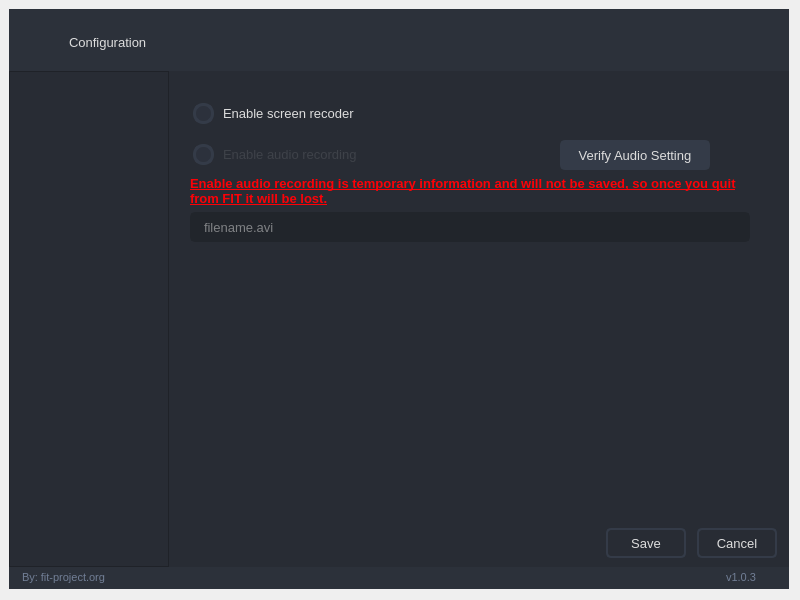
Old version of the form fit_configurations/ui/configuration.ui in the repository fit-project/fit-configurations.
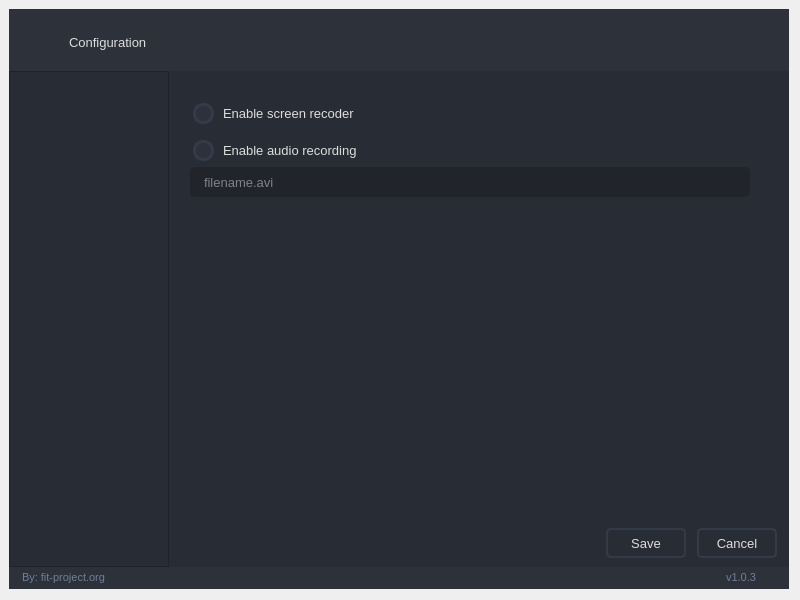
New version of the form. The open tabs and pages were chosen to show the change. Icons and pictures are not drawn.

Commit message:
feat(screen-recorder): persist audio and video settings in database
Replace the screen recorder runtime-only audio toggle with persisted model fields.
Rename `enabled` to `enabled_video`, add `enabled_audio`, and add a legacy
SQLite migration to preserve existing data.

Also remove the audio verification dialog/UI and update screen recorder tests
to match the new persisted configuration flow.

```diff
--- a/fit_configurations/ui/configuration.ui
+++ b/fit_configurations/ui/configuration.ui
@@ -2280,10 +2280,7 @@
                                 <number>0</number>
                                </property>
                                <item>
-                                <widget class="QCheckBox" name="enable_audio_recording">
-                                 <property name="enabled">
-                                  <bool>false</bool>
-                                 </property>
+                               <widget class="QCheckBox" name="enable_audio_recording">
                                  <property name="text">
                                   <string>Enable audio recording</string>
                                  </property>
@@ -2305,31 +2302,6 @@
                                  </property>
                                 </spacer>
                                </item>
-                               <item>
-                                <widget class="QPushButton" name="verify_audio_setting_button">
-                                 <property name="enabled">
-                                  <bool>true</bool>
-                                 </property>
-                                 <property name="minimumSize">
-                                  <size>
-                                   <width>150</width>
-                                   <height>30</height>
-                                  </size>
-                                 </property>
-                                 <property name="cursor">
-                                  <cursorShape>PointingHandCursor</cursorShape>
-                                 </property>
-                                 <property name="styleSheet">
-                                  <string notr="true">QPushButton {
-	background-color: rgb(52, 59, 72);
-}
-QPushButton::disabled {background-color: rgb(52, 59, 72); color: rgba(255, 255, 255, 10%) }</string>
-                                 </property>
-                                 <property name="text">
-                                  <string>Verify Audio Setting</string>
-                                 </property>
-                                </widget>
-                               </item>
                                <item>
                                 <spacer name="horizontalSpacer_2">
                                  <property name="orientation">
@@ -2349,23 +2321,7 @@
                               </layout>
                              </widget>
                             </item>
-                            <item>
-                             <widget class="QLabel" name="temporary_msg_label">
-                              <property name="text">
-                               <string>&lt;html&gt;&lt;head/&gt;&lt;body&gt;&lt;p&gt;&lt;span style=&quot; font-weight:600; text-decoration: underline; color:#fc0107;&quot;&gt;Enable audio recording is temporary information and will not be saved, so once you quit from FIT it will be lost.&lt;/span&gt;&lt;span style=&quot; color:#fc0107;&quot;/&gt;&lt;/p&gt;&lt;/body&gt;&lt;/html&gt;</string>
-                              </property>
-                              <property name="alignment">
-                               <set>Qt::AlignLeading|Qt::AlignLeft|Qt::AlignVCenter</set>
-                              </property>
-                              <property name="wordWrap">
-                               <bool>true</bool>
-                              </property>
-                              <property name="margin">
-                               <number>0</number>
-                              </property>
-                             </widget>
-                            </item>
-                           </layout>
+                          </layout>
                           </item>
                           <item>
                            <widget class="QLineEdit" name="screen_recorder_filename">
```
The commit also changes 10 other files.
